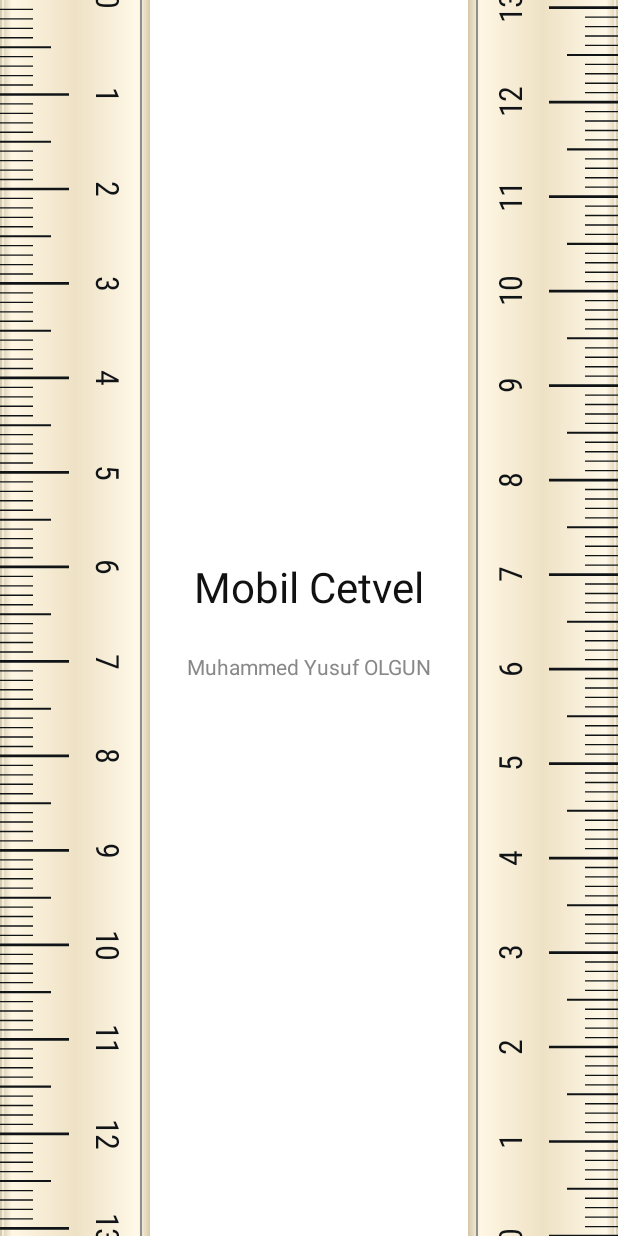
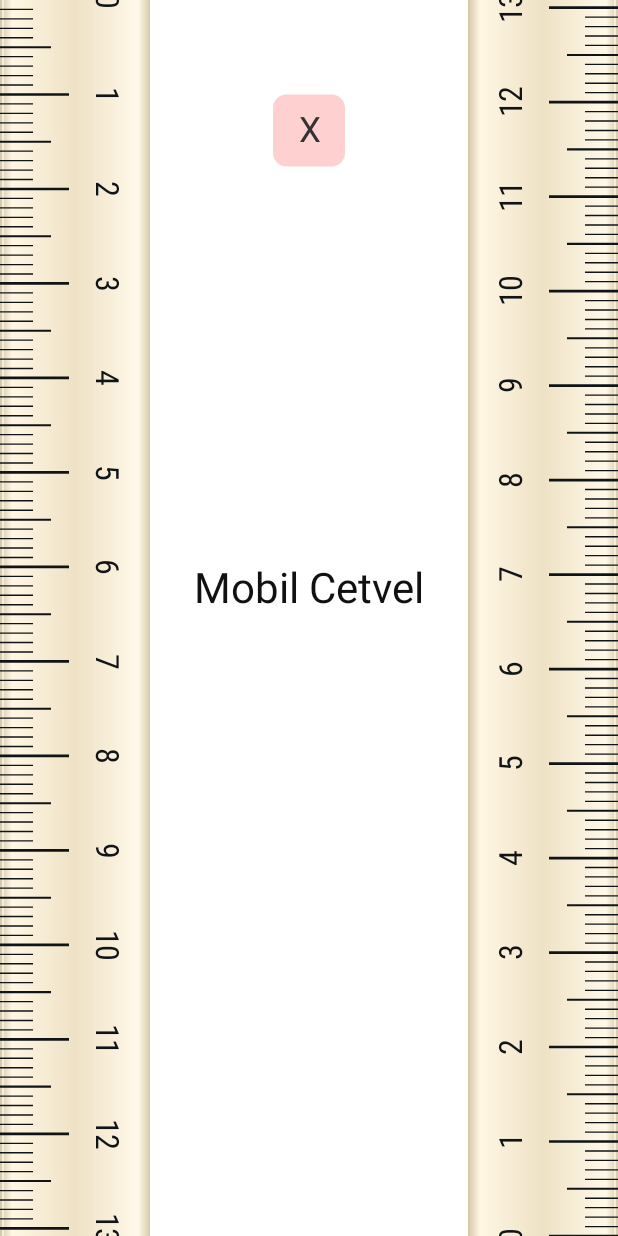
Before and after one commit to muhammedyusufolgun/Cetvel, an Android app: the screen it shows after launch (MainActivity), on a phone screen of 412 x 824 dp. Run offline under Robolectric (Android 15) with nearby library versions, the phone set to English and light mode, and no system bars.

Commit message:
Move signature to 15 cm and add camera-safe close button

```diff
--- a/app/src/main/java/com/olgun/mobilcetvel/MainActivity.java
+++ b/app/src/main/java/com/olgun/mobilcetvel/MainActivity.java
@@ -7,7 +7,9 @@ import android.graphics.LinearGradient;
 import android.graphics.Paint;
 import android.graphics.Shader;
 import android.graphics.Typeface;
+import android.graphics.RectF;
 import android.view.View;
+import android.view.MotionEvent;
 import android.view.WindowManager;
 
 public class MainActivity extends Activity {
@@ -31,7 +33,7 @@ public class MainActivity extends Activity {
         private final float xdpi = getResources().getDisplayMetrics().xdpi;
         private final float ydpi = getResources().getDisplayMetrics().ydpi;
         private final float band = 100 * density;
-        private final float inset = 6 * density;
+        private boolean closePressed = false;
         RulerView() { super(MainActivity.this); setLayerType(View.LAYER_TYPE_SOFTWARE, null); setBackgroundColor(0xffffffff); }
 
         private void drawSteel(Canvas c, float w, float h) {
@@ -44,8 +46,6 @@ public class MainActivity extends Activity {
                     new int[]{0xffd4c7a8,0xfffff7e4,0xffeee1c5,0xfffff9e9,0xffd9c9a7},
                     new float[]{0f,0.08f,0.5f,0.92f,1f}, Shader.TileMode.CLAMP));
             c.drawRect(w-band,0,w,h,p); p.setShader(null);
-            p.setColor(0xff687177); p.setStrokeWidth(Math.max(1f,density));
-            c.drawLine(band-inset,0,band-inset,h,p); c.drawLine(w-band+inset,0,w-band+inset,h,p);
             p.setColor(0xffffffff); p.setStrokeWidth(density*0.8f);
             c.drawLine(2*density,0,2*density,h,p); c.drawLine(w-2*density,0,w-2*density,h,p);
         }
@@ -80,14 +80,52 @@ public class MainActivity extends Activity {
             }
         }
 
+        private RectF closeButtonBounds(float w) {
+            float size=48*density;
+            float top=ydpi/25.4f*10f;
+            if (android.os.Build.VERSION.SDK_INT >= 28) {
+                android.view.WindowInsets insets=getRootWindowInsets();
+                if (insets != null && insets.getDisplayCutout() != null) {
+                    top=Math.max(top,insets.getDisplayCutout().getSafeInsetTop()+4*density);
+                }
+            }
+            return new RectF((w-size)/2f,top,(w+size)/2f,top+size);
+        }
+
+        private void drawCloseButton(Canvas c,float w) {
+            RectF b=closeButtonBounds(w);
+            p.setShader(null); p.setStyle(Paint.Style.FILL);
+            p.setColor(closePressed?0xfff3aaaa:0xffffd0d0);
+            c.drawRoundRect(b,9*density,9*density,p);
+            p.setColor(0xff333333); p.setTypeface(Typeface.create("sans-serif",Typeface.NORMAL));
+            p.setTextAlign(Paint.Align.CENTER); p.setTextSize(23*density);
+            c.drawText("X",b.centerX(),b.centerY()+8*density,p);
+        }
+
+        @Override public boolean onTouchEvent(MotionEvent event) {
+            RectF button=closeButtonBounds(getWidth());
+            if (event.getAction()==MotionEvent.ACTION_DOWN && button.contains(event.getX(),event.getY())) {
+                closePressed=true; invalidate(); return true;
+            }
+            if (event.getAction()==MotionEvent.ACTION_UP && closePressed) {
+                boolean close=button.contains(event.getX(),event.getY()); closePressed=false; invalidate();
+                if (close) finish(); return true;
+            }
+            if (event.getAction()==MotionEvent.ACTION_CANCEL && closePressed) {
+                closePressed=false; invalidate(); return true;
+            }
+            return true;
+        }
+
         @Override protected void onDraw(Canvas canvas) {
             super.onDraw(canvas); float w=getWidth(),h=getHeight(); canvas.drawColor(0xffffffff);
             drawSteel(canvas,w,h); edgeScale(canvas,w,h,true); edgeScale(canvas,w,h,false);
             p.setShader(null); p.setTextAlign(Paint.Align.CENTER); p.setColor(0xff111111);
             p.setTypeface(Typeface.create("sans-serif",Typeface.NORMAL)); p.setTextSize(28*density);
             float cy=h/2f; canvas.drawText("Mobil Cetvel",w/2f,cy-10*density,p);
-            p.setColor(0xff888888); p.setTypeface(Typeface.create("sans-serif",Typeface.NORMAL)); p.setTextSize(14*density);
-            canvas.drawText("Muhammed Yusuf OLGUN",w/2f,cy+38*density,p);
+            p.setColor(0xffb5b5b5); p.setTypeface(Typeface.create("sans-serif",Typeface.NORMAL)); p.setTextSize(14*density);
+            canvas.drawText("Muhammed Yusuf OLGUN",w/2f,150f*ydpi/25.4f,p);
+            drawCloseButton(canvas,w);
         }
     }
 }
```
